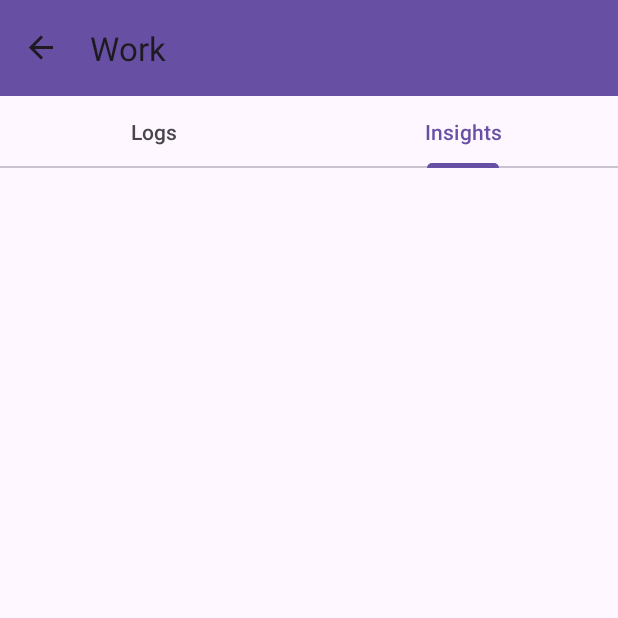
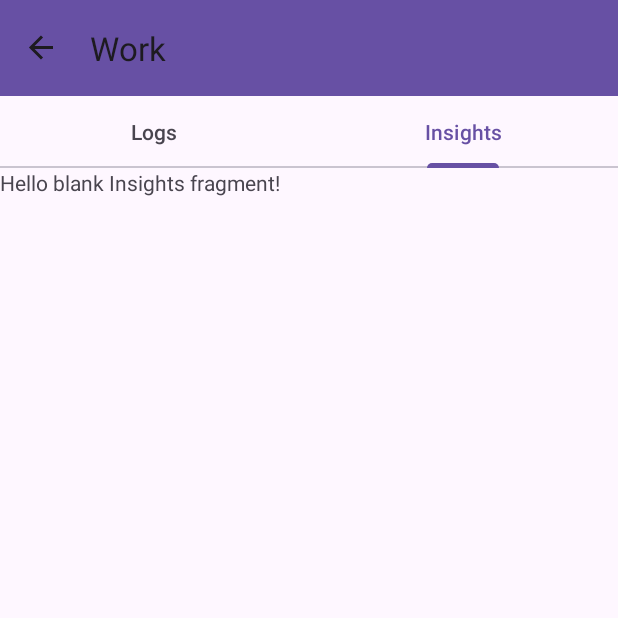
Before and after one commit to AngelynDisguise/Timesaver, an Android app: the ActivityFragment screen opened through its navigation route, tab 2 chosen, on a phone screen of 412 x 824 dp, the top half of it. Run offline under Robolectric (Android 15) with nearby library versions, the phone set to English and light mode, and no system bars; our stand-ins replace Room's generated code, navigation-ui.

Commit message:
feat(Activity): implement passing data to tab fragments

```diff
--- a/app/src/main/java/com/example/timesaver/MainViewModel.kt
+++ b/app/src/main/java/com/example/timesaver/MainViewModel.kt
@@ -7,6 +7,7 @@ import androidx.lifecycle.MutableLiveData
 import androidx.lifecycle.ViewModel
 import androidx.lifecycle.viewModelScope
 import com.example.timesaver.database.Activity
+import com.example.timesaver.database.ActivityTimelog
 import com.example.timesaver.database.Timelog
 import com.example.timesaver.database.TimesaverRepository
 import kotlinx.coroutines.launch
@@ -26,6 +27,8 @@ class MainViewModel(private val repository: TimesaverRepository) : ViewModel() {
     val elapsedTime: LiveData<Duration> = _elapsedTime // read-only
 
     var currentActivityIndex = -1
+
+    var currentActivityTimelog: LiveData<ActivityTimelog> = MutableLiveData()
 
     // Settings
     var warnBeforeSwitch: Boolean = false
@@ -56,6 +59,12 @@ class MainViewModel(private val repository: TimesaverRepository) : ViewModel() {
     private fun getTodaysLogs() {
         viewModelScope.launch {
             todaysLogs = repository.getTimelogsOnDate(LocalDate.now())
+        }
+    }
+
+    fun getActivityTimelog(activityId: Long) {
+        viewModelScope.launch {
+            currentActivityTimelog = repository.getActivityTimelog(activityId)
         }
     }
 
--- a/app/src/main/java/com/example/timesaver/database/TimesaverDao.kt
+++ b/app/src/main/java/com/example/timesaver/database/TimesaverDao.kt
@@ -34,7 +34,7 @@ interface TimesaverDao {
     @Query("SELECT * FROM activities")
     fun getActivities(): LiveData<List<Activity>>
 
-    /** Get all activities */
+    /** Get all timelogs */
     @Query("SELECT * FROM timelogs")
     fun getTimelogs(): LiveData<List<Timelog>>
 
@@ -49,10 +49,15 @@ interface TimesaverDao {
         """)
     fun getTimelogsOnDate(date: LocalDate): LiveData<List<Timelog>>
 
+    /** Get an activity with their list of timelogs */
+    @Transaction
+    @Query("SELECT * FROM activities WHERE activityId = :activityId")
+    fun getActivityTimelog(activityId: Long): LiveData<ActivityTimelog>
+
     /** Get all activities with their list of timelogs */
     @Transaction
     @Query("SELECT * FROM activities")
-    fun getActivityTimelogs(): LiveData<List<ActivityTimelog>>
+    fun getAllActivityTimelogs(): LiveData<List<ActivityTimelog>>
 
     /** Get total time elapsed for an activity in all history */
     @Transaction
--- a/app/src/main/java/com/example/timesaver/database/TimesaverRepository.kt
+++ b/app/src/main/java/com/example/timesaver/database/TimesaverRepository.kt
@@ -32,8 +32,12 @@ class TimesaverRepository(private val dao: TimesaverDao) {
         return dao.getTimelogsOnDate(date)
     }
 
-    fun getActivityTimeLogs(): LiveData<List<ActivityTimelog>> {
-        return dao.getActivityTimelogs()
+    fun getActivityTimelog(activityId: Long): LiveData<ActivityTimelog> {
+        return dao.getActivityTimelog(activityId)
+    }
+
+    fun getAllActivityTimeLogs(): LiveData<List<ActivityTimelog>> {
+        return dao.getAllActivityTimelogs()
     }
 
     fun getTotalActivityTime(activityId: Long): Long {
--- a/app/src/main/java/com/example/timesaver/fragments/activity/ActivityFragment.kt
+++ b/app/src/main/java/com/example/timesaver/fragments/activity/ActivityFragment.kt
@@ -10,10 +10,13 @@ import androidx.activity.OnBackPressedCallback
 import androidx.fragment.app.Fragment
 import androidx.navigation.NavController
 import androidx.navigation.fragment.findNavController
+import androidx.viewpager2.widget.ViewPager2
 import com.example.timesaver.MainActivity
 import com.example.timesaver.MainViewModel
 import com.example.timesaver.R
 import com.example.timesaver.database.Activity
+import com.google.android.material.tabs.TabLayout
+import com.google.android.material.tabs.TabLayoutMediator
 
 class ActivityFragment : Fragment() {
 
@@ -45,8 +48,23 @@ class ActivityFragment : Fragment() {
                 "ActivityFragment",
                 "Recieved activity: $it"
             )
+
+            // Setup horizontal paging for Logs and Insights fragments
+            val pagerAdapter = ActivityPagerAdapter(requireActivity(), it[i].activityId)
+            val viewPager: ViewPager2 = view.findViewById(R.id.activity_view_pager)
+            val tabLayout: TabLayout = view.findViewById(R.id.activity_tab_layout)
+
+            viewPager.adapter = pagerAdapter
+            TabLayoutMediator(tabLayout, viewPager) { tab, position ->
+                tab.text = when (position) {
+                    0 -> "Logs"
+                    1 -> "Insights"
+                    else -> null
+                }
+            }.attach()
         }
 
+        // Go back to ActivityMenu when pressing up
         navController = findNavController()
         requireActivity().onBackPressedDispatcher.addCallback(viewLifecycleOwner, object : OnBackPressedCallback(true) {
             override fun handleOnBackPressed() {
--- /dev/null
+++ b/app/src/main/java/com/example/timesaver/fragments/activity/ActivityPagerAdapter.kt
@@ -0,0 +1,24 @@
+package com.example.timesaver.fragments.activity
+
+import androidx.core.os.bundleOf
+import androidx.fragment.app.Fragment
+import androidx.fragment.app.FragmentActivity
+import androidx.viewpager2.adapter.FragmentStateAdapter
+
+class ActivityPagerAdapter(
+    fragmentActivity: FragmentActivity,
+    private val activityId: Long
+) : FragmentStateAdapter(fragmentActivity) {
+
+    override fun getItemCount(): Int = 2
+
+    override fun createFragment(position: Int): Fragment {
+        val fragment = when (position) {
+            0 -> LogsFragment()
+            1 -> InsightsFragment()
+            else -> throw IllegalArgumentException("Invalid position $position")
+        }
+        fragment.arguments = bundleOf("activityId" to activityId)
+        return fragment
+    }
+}
--- a/app/src/main/java/com/example/timesaver/fragments/activity/ActivityInsightsFragment.kt
+++ b/app/src/main/java/com/example/timesaver/fragments/activity/InsightsFragment.kt
@@ -7,13 +7,13 @@ import android.view.View
 import android.view.ViewGroup
 import com.example.timesaver.R
 
-class ActivityInsightsFragment : Fragment() {
+class InsightsFragment : Fragment() {
 
     override fun onCreateView(
         inflater: LayoutInflater, container: ViewGroup?,
         savedInstanceState: Bundle?
     ): View? {
-        return inflater.inflate(R.layout.fragment_activity_insights, container, false)
+        return inflater.inflate(R.layout.fragment_insights, container, false)
     }
 
 }
--- /dev/null
+++ b/app/src/main/java/com/example/timesaver/fragments/activity/LogsFragment.kt
@@ -0,0 +1,58 @@
+package com.example.timesaver.fragments.activity
+
+import android.content.Context
+import android.os.Bundle
+import android.util.Log
+import androidx.fragment.app.Fragment
+import android.view.LayoutInflater
+import android.view.View
+import android.view.ViewGroup
+import android.widget.TextView
+import com.example.timesaver.MainActivity
+import com.example.timesaver.MainViewModel
+import com.example.timesaver.R
+
+class LogsFragment : Fragment() {
+
+    private lateinit var viewModel: MainViewModel
+
+    override fun onAttach(context: Context) {
+        super.onAttach(context)
+        viewModel = (requireActivity() as MainActivity).viewModel
+    }
+
+    override fun onCreateView(
+        inflater: LayoutInflater, container: ViewGroup?,
+        savedInstanceState: Bundle?
+    ): View? {
+        return inflater.inflate(R.layout.fragment_logs, container, false)
+    }
+
+    override fun onViewCreated(view: View, savedInstanceState: Bundle?) {
+        super.onViewCreated(view, savedInstanceState)
+
+        val textView: TextView = view.findViewById(R.id.logs_text_view)
+        val i: Long? = arguments?.getLong("activityId")
+        i?.let {
+            Log.d(
+                "LogsFragment",
+                "got id = $i"
+            )
+            viewModel.getActivityTimelog(i)
+            viewModel.currentActivityTimelog.observe(viewLifecycleOwner) {
+                Log.d(
+                    "LogsFragment",
+                    "got activity = $it"
+                )
+                val text = "Timelog for Activity: ${it.activity.activityName}"
+                textView.text = text
+            }
+        } ?: let {
+            Log.d(
+                "LogsFragment",
+                "got nothing :("
+            )
+        }
+    }
+
+}
--- a/app/src/main/res/layout/fragment_activity.xml
+++ b/app/src/main/res/layout/fragment_activity.xml
@@ -1,15 +1,20 @@
 <?xml version="1.0" encoding="utf-8"?>
-<FrameLayout xmlns:android="http://schemas.android.com/apk/res/android"
+<androidx.constraintlayout.widget.ConstraintLayout
+    xmlns:android="http://schemas.android.com/apk/res/android"
+    xmlns:app="http://schemas.android.com/apk/res-auto"
     xmlns:tools="http://schemas.android.com/tools"
     android:layout_width="match_parent"
     android:layout_height="match_parent"
     tools:context=".fragments.activity.ActivityFragment">
 
     <com.google.android.material.appbar.AppBarLayout
-        android:layout_height="match_parent"
-        android:layout_width="match_parent">
+        android:id="@+id/activity_appbarlayout"
+        android:layout_width="match_parent"
+        android:layout_height="wrap_content"
+        app:layout_constraintTop_toTopOf="parent">
 
         <com.google.android.material.tabs.TabLayout
+            android:id="@+id/activity_tab_layout"
             android:layout_height="wrap_content"
             android:layout_width="match_parent">
 
@@ -27,4 +32,11 @@
 
     </com.google.android.material.appbar.AppBarLayout>
 
-</FrameLayout>
+    <androidx.viewpager2.widget.ViewPager2
+        android:id="@+id/activity_view_pager"
+        android:layout_width="match_parent"
+        android:layout_height="0dp"
+        app:layout_constraintTop_toBottomOf="@id/activity_appbarlayout"
+        app:layout_constraintBottom_toBottomOf="parent" />
+
+</androidx.constraintlayout.widget.ConstraintLayout>
--- a/app/src/main/res/layout/fragment_activity_insights.xml
+++ b/app/src/main/res/layout/fragment_insights.xml
@@ -3,12 +3,12 @@
     xmlns:tools="http://schemas.android.com/tools"
     android:layout_width="match_parent"
     android:layout_height="match_parent"
-    tools:context=".fragments.activity.ActivityInsightsFragment">
+    tools:context=".fragments.activity.InsightsFragment">
 
     <!-- TODO: Update blank fragment layout -->
     <TextView
         android:layout_width="match_parent"
         android:layout_height="match_parent"
-        android:text="@string/hello_blank_fragment" />
+        android:text="Hello blank Insights fragment!" />
 
 </FrameLayout>
--- /dev/null
+++ b/app/src/main/res/layout/fragment_logs.xml
@@ -0,0 +1,15 @@
+<?xml version="1.0" encoding="utf-8"?>
+<FrameLayout xmlns:android="http://schemas.android.com/apk/res/android"
+    xmlns:tools="http://schemas.android.com/tools"
+    android:layout_width="match_parent"
+    android:layout_height="match_parent"
+    tools:context=".fragments.activity.LogsFragment">
+
+    <!-- TODO: Update blank fragment layout -->
+    <TextView
+        android:id="@+id/logs_text_view"
+        android:layout_width="match_parent"
+        android:layout_height="match_parent"
+        android:text="Hello blank Logs fragment!" />
+
+</FrameLayout>
```
Also changed, not shown: app/src/main/java/com/example/timesaver/fragments/home/UILogDiffCallback.kt (renamed from app/src/main/java/com/example/timesaver/fragments/home/TimeLogUIDiffCallback.kt).
